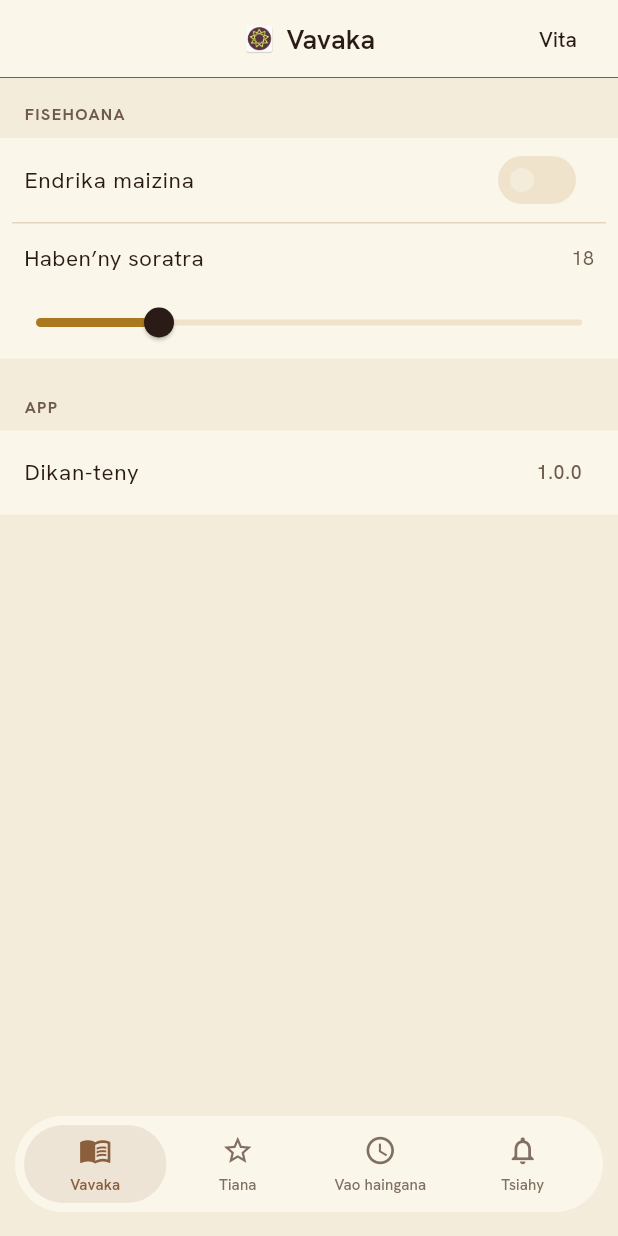
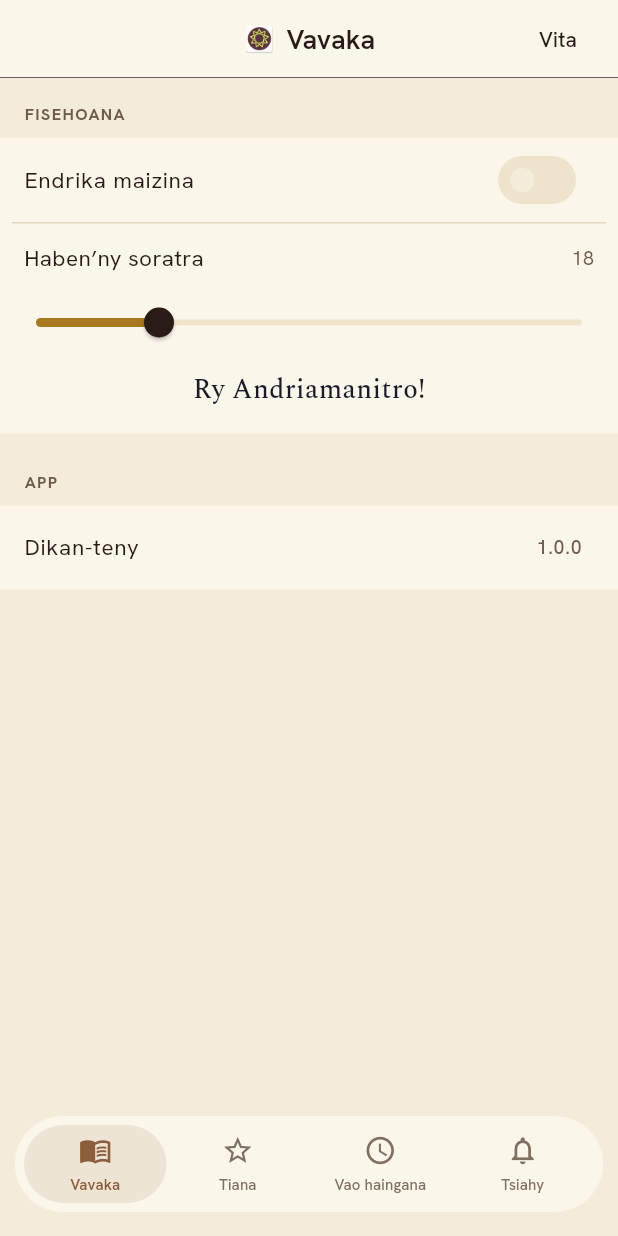
Before and after one commit to darijavan/vavaka, a Flutter app: the screen it shows after launch, after a tap on the "settings" icon, on a phone screen of 412 x 824 dp. Run offline on Flutter 3.47's test engine with Material 3 defaults, Android fonts, the phone set to English and light mode, and no system bars; our stand-ins replace flutter_hooks, flutter_local_notifications, flutter_timezone, go_router, share_plus, shared_preferences and 1 more; project files that could hold a hidden picture were left out.

Commit message:
fix: sync reader font size with settings

```diff
--- a/lib/app.dart
+++ b/lib/app.dart
@@ -73,6 +73,14 @@ class MyApp extends HookWidget {
       () => fontSizeStore ?? SharedPreferencesFontSizeStore(),
       [fontSizeStore],
     );
+    final readerFontSize = useState<double?>(null);
+    useEffect(() {
+      var active = true;
+      resolvedFontSizeStore.loadFontSize().then((value) {
+        if (active) readerFontSize.value = value;
+      });
+      return () => active = false;
+    }, [resolvedFontSizeStore]);
     final resolvedThemeModeStore = useMemoized(
       () => themeModeStore ?? SharedPreferencesThemeModeStore(),
       [themeModeStore],
@@ -103,6 +111,7 @@ class MyApp extends HookWidget {
                 bookmarks: bookmarks,
                 recentPrayers: recentPrayers,
                 fontSizeStore: resolvedFontSizeStore,
+                sharedFontSize: readerFontSize,
                 prayerSharer: resolvedPrayerSharer,
                 prayerId: prayerId,
                 embedded: true,
@@ -135,6 +144,7 @@ class MyApp extends HookWidget {
                         path: 'settings',
                         builder: (context, state) => SettingsScreen(
                           fontSizeStore: resolvedFontSizeStore,
+                          sharedFontSize: readerFontSize,
                           themeMode: themeMode,
                           onThemeModeChanged: (value) {
                             themeMode.value = value;
@@ -189,6 +199,7 @@ class MyApp extends HookWidget {
               bookmarks: bookmarks,
               recentPrayers: recentPrayers,
               fontSizeStore: resolvedFontSizeStore,
+              sharedFontSize: readerFontSize,
               prayerSharer: resolvedPrayerSharer,
               prayerId: state.pathParameters['id']!,
             ),
--- a/lib/screens/settings_screen.dart
+++ b/lib/screens/settings_screen.dart
@@ -14,24 +14,29 @@ class SettingsScreen extends HookWidget {
   const SettingsScreen({
     super.key,
     required this.fontSizeStore,
+    this.sharedFontSize,
     required this.themeMode,
     required this.onThemeModeChanged,
   });
 
   final FontSizeStore fontSizeStore;
+  final ValueNotifier<double?>? sharedFontSize;
   final ValueListenable<ThemeMode> themeMode;
   final ValueChanged<ThemeMode> onThemeModeChanged;
 
   @override
   Widget build(BuildContext context) {
-    final fontSize = useState<double?>(null);
+    final localFontSize = useState<double?>(null);
+    final fontSize = sharedFontSize ?? localFontSize;
+    useValueListenable(fontSize);
     useEffect(() {
+      if (sharedFontSize != null) return null;
       var active = true;
       fontSizeStore.loadFontSize().then((value) {
         if (active) fontSize.value = value;
       });
       return () => active = false;
-    }, [fontSizeStore]);
+    }, [fontSizeStore, sharedFontSize]);
     final isDark = useValueListenable(themeMode) == ThemeMode.dark;
     final colors = VavakaColors.of(context);
     final rowStyle = VavakaText.callout.copyWith(color: colors.text);
@@ -95,6 +100,17 @@ class SettingsScreen extends HookWidget {
                           fontSizeStore.saveFontSize(value);
                         },
                       ),
+                      Padding(
+                        padding: const EdgeInsets.fromLTRB(16, 8, 16, 16),
+                        child: Text(
+                          'Ry Andriamanitro!',
+                          style: TextStyle(
+                            fontFamily: readingFont,
+                            fontSize: fontSize.value!,
+                            color: colors.readerText,
+                          ),
+                        ),
+                      ),
                     ],
                   ),
                 ),
```
Also changed, not shown: lib/screens/prayer_detail_screen.dart (+10 -3 lines), 3 other files.
